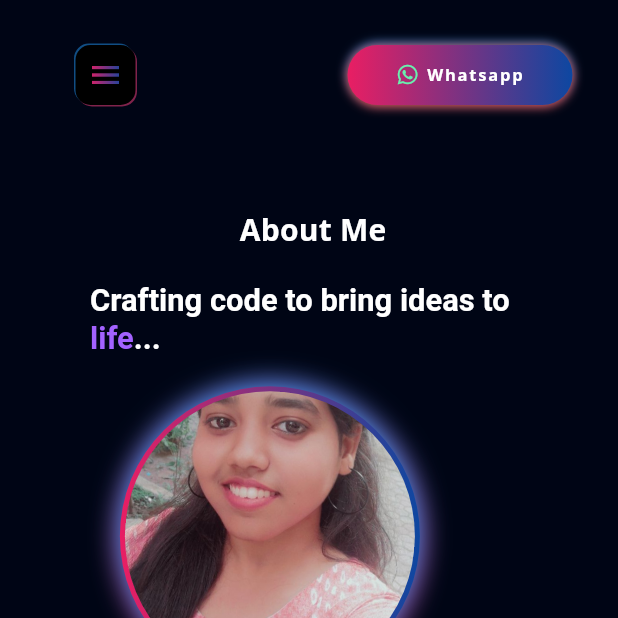
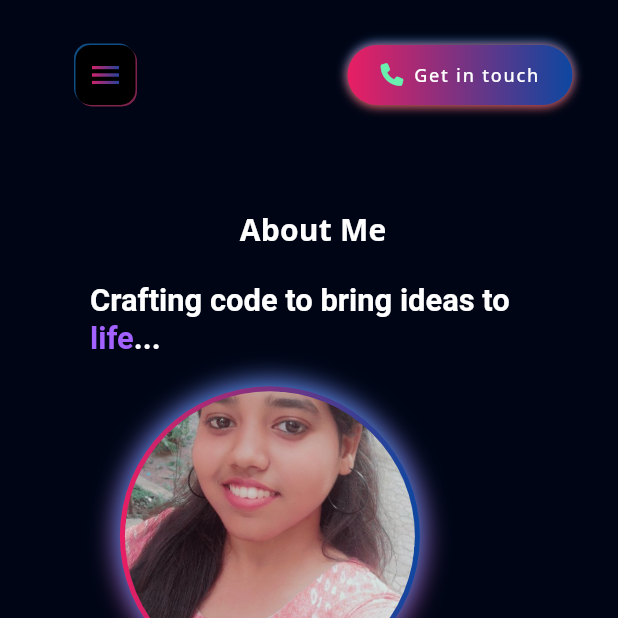
Before and after one commit to Naincy04/My-Portfolio-App, a Flutter app: the screen it shows after launch, scrolled down 576 dp, on a phone screen of 412 x 824 dp, the top half of it. Run offline on Flutter 3.47's test engine with Material 3 defaults, Android fonts, the phone set to English and light mode, and no system bars; our stand-ins replace flutter_svg, font_awesome_flutter, get, google_fonts, photo_view.

Commit message:
Contacts page

```diff
--- a/lib/about_me/contact_icons.dart
+++ b/lib/about_me/contact_icons.dart
@@ -16,12 +16,13 @@ class ContactIcon extends StatelessWidget {
           const Spacer(),
           IconButton(
               onPressed: () {
-                launchUrl(Uri.parse('https://linkedin.com/in/hamad-anwar'));
+                launchUrl(Uri.parse(
+                    'https://www.linkedin.com/in/naincy-kumari-972b32223/'));
               },
               icon: SvgPicture.asset('assets/icons/linkedin.svg')),
           IconButton(
               onPressed: () {
-                launchUrl(Uri.parse('https://github.com/hamad-anwar'));
+                launchUrl(Uri.parse('https://github.com/Naincy04'));
               },
               icon: SvgPicture.asset('assets/icons/github.svg')),
           const Spacer(),
--- /dev/null
+++ b/lib/contacts/connect_button.dart
@@ -0,0 +1,57 @@
+import 'package:font_awesome_flutter/font_awesome_flutter.dart';
+import 'package:flutter/material.dart';
+import '../res/constants.dart';
+
+class ConnectButton extends StatelessWidget {
+  const ConnectButton({super.key});
+
+  @override
+  Widget build(BuildContext context) {
+    return Padding(
+      padding: const EdgeInsets.symmetric(vertical: defaultPadding),
+      child: InkWell(
+        onTap: () {},
+        borderRadius: BorderRadius.circular(defaultPadding + 10),
+        child: Container(
+            height: 60,
+            width: 150,
+            decoration: BoxDecoration(
+                borderRadius: BorderRadius.circular(defaultPadding),
+                gradient: LinearGradient(colors: [
+                  Colors.pink,
+                  Colors.blue.shade900,
+                ]),
+                boxShadow: const [
+                  BoxShadow(
+                      color: Colors.blue,
+                      offset: Offset(0, -1),
+                      blurRadius: defaultPadding / 4),
+                  BoxShadow(
+                      color: Colors.red,
+                      offset: Offset(0, 1),
+                      blurRadius: defaultPadding / 4),
+                ]),
+            child: Row(
+              mainAxisAlignment: MainAxisAlignment.center,
+              crossAxisAlignment: CrossAxisAlignment.center,
+              children: [
+                const Icon(
+                  FontAwesomeIcons.phone,
+                  color: Colors.greenAccent,
+                  size: 15,
+                ),
+                const SizedBox(width: defaultPadding / 3),
+                Text(
+                  'Get in touch',
+                  style: Theme.of(context).textTheme.labelSmall!.copyWith(
+                      color: Colors.white,
+                      letterSpacing: 1.2,
+                      fontWeight: FontWeight.w500,
+                      fontSize: 12),
+                ),
+              ],
+            )),
+      ),
+    );
+  }
+}
--- a/lib/view/main/components/connect_button.dart
+++ /dev/null
@@ -1,59 +0,0 @@
-import 'package:font_awesome_flutter/font_awesome_flutter.dart';
-import 'package:flutter/material.dart';
-import 'package:url_launcher/url_launcher.dart';
-import '../../../res/constants.dart';
-
-class ConnectButton extends StatelessWidget {
-  const ConnectButton({super.key});
-
-  @override
-  Widget build(BuildContext context) {
-    return Padding(
-      padding: const EdgeInsets.symmetric(vertical: defaultPadding),
-      child: InkWell(
-        onTap: () {
-          launchUrl(Uri.parse('https://wa.me/6204332689'));
-        },
-        borderRadius: BorderRadius.circular(defaultPadding + 10),
-        child: Container(
-            height: 60,
-            width: 150,
-            decoration: BoxDecoration(
-                borderRadius: BorderRadius.circular(defaultPadding),
-                gradient: LinearGradient(colors: [
-                  Colors.pink,
-                  Colors.blue.shade900,
-                ]),
-                boxShadow: const [
-                  BoxShadow(
-                      color: Colors.blue,
-                      offset: Offset(0, -1),
-                      blurRadius: defaultPadding / 4),
-                  BoxShadow(
-                      color: Colors.red,
-                      offset: Offset(0, 1),
-                      blurRadius: defaultPadding / 4),
-                ]),
-            child: Row(
-              mainAxisAlignment: MainAxisAlignment.center,
-              crossAxisAlignment: CrossAxisAlignment.center,
-              children: [
-                const Icon(
-                  FontAwesomeIcons.whatsapp,
-                  color: Colors.greenAccent,
-                  size: 15,
-                ),
-                const SizedBox(width: defaultPadding / 4),
-                Text(
-                  'Whatsapp',
-                  style: Theme.of(context).textTheme.labelSmall!.copyWith(
-                      color: Colors.white,
-                      letterSpacing: 1.2,
-                      fontWeight: FontWeight.bold),
-                ),
-              ],
-            )),
-      ),
-    );
-  }
-}
--- a/lib/view/main/components/navigation_bar.dart
+++ b/lib/view/main/components/navigation_bar.dart
@@ -1,7 +1,7 @@
 import 'package:flutter/material.dart';
 import 'package:flutter_portfolio/view%20model/responsive.dart';
 import 'package:flutter_portfolio/view/intro/components/side_menu_button.dart';
-import 'package:flutter_portfolio/view/main/components/connect_button.dart';
+import 'package:flutter_portfolio/contacts/connect_button.dart';
 import '../../../res/constants.dart';
 import 'navigation_button_list.dart';
 
--- a/lib/view/main/components/navigation_button.dart
+++ b/lib/view/main/components/navigation_button.dart
@@ -14,7 +14,7 @@ class NavigationTextButton extends StatelessWidget {
         child: Text(
           text,
           style: Theme.of(context).textTheme.labelMedium!.copyWith(
-              fontWeight: FontWeight.bold, color: Colors.white, fontSize: 15),
+              fontWeight: FontWeight.bold, color: Colors.white, fontSize: 18),
         ));
   }
 }
```
Also changed, not shown: lib/view/main/components/navigation_button_list.dart (+0 -7 lines), lib/view/projects/project_view.dart (+18 -9 lines), 2 other files.
